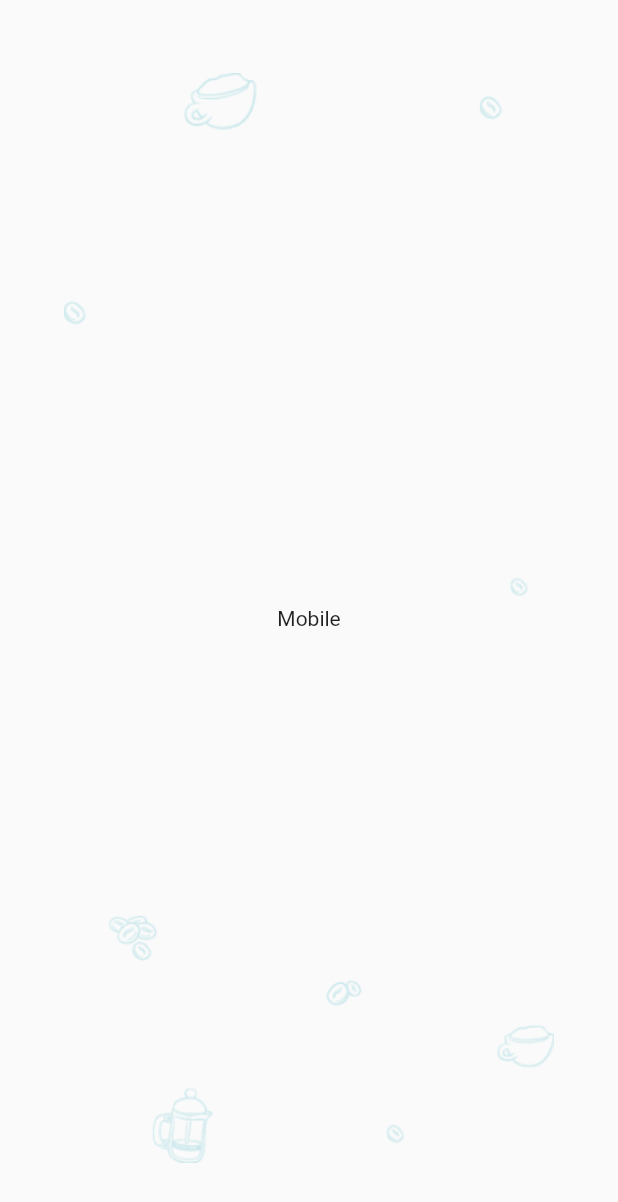
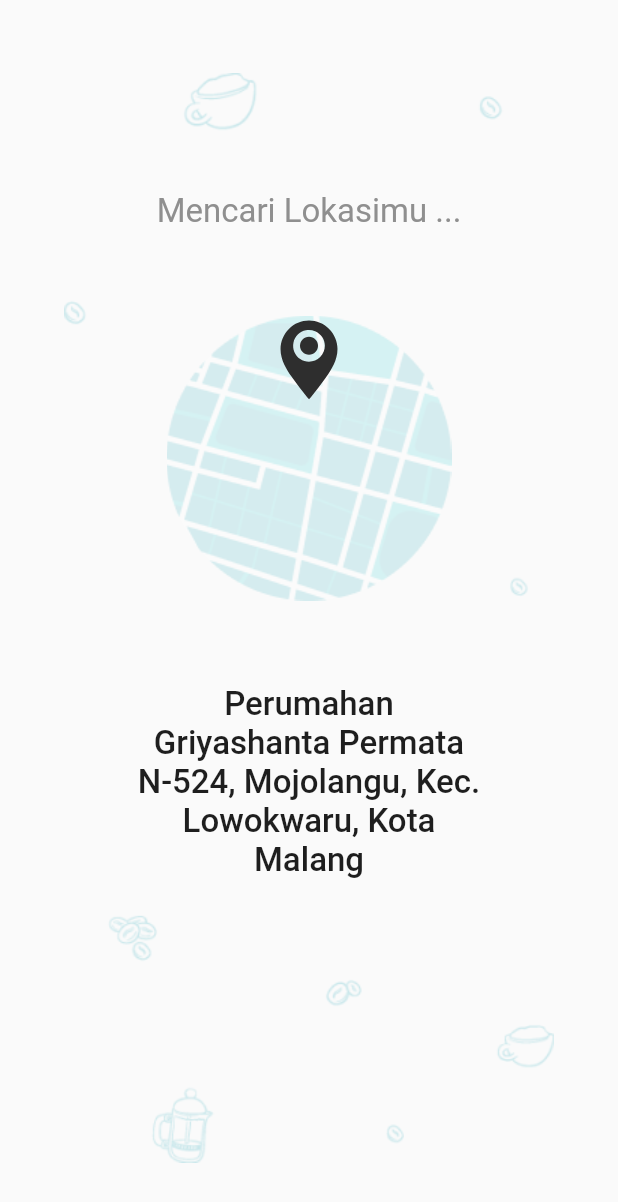
Before and after one commit to dhimas-pixel/train_venturo, a Flutter app: the LocationMobileBody screen opened directly, on a phone screen of 412 x 824 dp. Shown: the top 1202 px of the screen. Run offline on Flutter 3.47's test engine with Material 2 defaults, Android fonts, the light colour scheme and no system bars; our stand-ins replace flutter_svg, get; Roboto replaces fonts that are missing (Poppins); project files that could hold a hidden picture were left out.

Commit message:
Slicing UI Login & Location Done

```diff
--- a/lib/config/routes/mymiddleware.dart
+++ b/lib/config/routes/mymiddleware.dart
@@ -1,5 +1,6 @@
 import 'package:get/get.dart';
 import 'package:train_venturo/config/routes/name_routes.dart';
+import 'package:train_venturo/modules/features/home/view/ui/home_view.dart';
 import 'package:train_venturo/modules/features/login/view/ui/login_view.dart';
 
 import '../../modules/features/location/view/ui/location_view.dart';
@@ -17,6 +18,12 @@ appRoutes() => [
         transition: Transition.leftToRightWithFade,
         transitionDuration: const Duration(milliseconds: 500),
       ),
+      GetPage(
+        name: AppRoutes.homeView,
+        page: () => const HomeView(),
+        transition: Transition.leftToRightWithFade,
+        transitionDuration: const Duration(milliseconds: 500),
+      ),
     ];
 
 // class MyMiddelware extends GetMiddleware {
--- a/lib/config/routes/name_routes.dart
+++ b/lib/config/routes/name_routes.dart
@@ -1,4 +1,5 @@
 class AppRoutes {
   static const String loginView = '/login';
   static const String locationView = '/location';
+  static const String homeView = '/home';
 }
--- /dev/null
+++ b/lib/constant/common/media_query.dart
@@ -0,0 +1,15 @@
+import 'package:flutter/material.dart';
+
+Size displaySized(BuildContext context) {
+  return MediaQuery.of(context).size;
+}
+
+double heightSized(BuildContext context) {
+  // debugPrint('Height = ${displaySized(context).height}');
+  return displaySized(context).height;
+}
+
+double widthSized(BuildContext context) {
+  // debugPrint('Width = ${displaySized(context).height}');
+  return displaySized(context).width;
+}
--- /dev/null
+++ b/lib/modules/features/home/view/ui/home_mobile_body.dart
@@ -0,0 +1,14 @@
+import 'package:flutter/material.dart';
+
+class HomeMobileBody extends StatelessWidget {
+  const HomeMobileBody({Key? key}) : super(key: key);
+
+  @override
+  Widget build(BuildContext context) {
+    return Scaffold(
+      appBar: AppBar(
+        title: TextField(),
+      ),
+    );
+  }
+}
--- /dev/null
+++ b/lib/modules/features/home/view/ui/home_tablet_body.dart
@@ -0,0 +1,12 @@
+import 'package:flutter/material.dart';
+
+class HomeTabletBody extends StatelessWidget {
+  const HomeTabletBody({Key? key}) : super(key: key);
+
+  @override
+  Widget build(BuildContext context) {
+    return const Center(
+      child: Text("Tablet"),
+    );
+  }
+}
--- /dev/null
+++ b/lib/modules/features/home/view/ui/home_view.dart
@@ -0,0 +1,18 @@
+import 'package:flutter/material.dart';
+import 'package:train_venturo/modules/features/home/view/ui/home_mobile_body.dart';
+import 'package:train_venturo/modules/features/home/view/ui/home_tablet_body.dart';
+import 'package:train_venturo/shared/customs/responsive_layout.dart';
+
+class HomeView extends StatelessWidget {
+  const HomeView({Key? key}) : super(key: key);
+
+  @override
+  Widget build(BuildContext context) {
+    return const Scaffold(
+      body: ResponsiveLayout(
+        mobileBody: HomeMobileBody(),
+        tabletBody: HomeTabletBody(),
+      ),
+    );
+  }
+}
--- a/lib/modules/features/location/view/components/background.dart
+++ b/lib/modules/features/location/view/components/background.dart
@@ -1,4 +1,5 @@
 import 'package:flutter/material.dart';
+import 'package:train_venturo/constant/common/media_query.dart';
 
 class Background extends StatelessWidget {
   final Widget child;
@@ -9,9 +10,8 @@ class Background extends StatelessWidget {
 
   @override
   Widget build(BuildContext context) {
-    Size size = MediaQuery.of(context).size;
     return SizedBox(
-      height: size.height,
+      height: heightSized(context),
       width: double.infinity,
       child: Stack(
         alignment: Alignment.center,
@@ -22,7 +22,10 @@ class Background extends StatelessWidget {
               scale: 1.1,
             ),
           ),
-          child,
+          Positioned(
+            top: 100,
+            child: child,
+          ),
         ],
       ),
     );
--- a/lib/modules/features/location/view/ui/location_mobile_body.dart
+++ b/lib/modules/features/location/view/ui/location_mobile_body.dart
@@ -1,15 +1,63 @@
 import 'package:flutter/material.dart';
+import 'package:flutter_svg/flutter_svg.dart';
+import 'package:get/get.dart';
+import 'package:train_venturo/config/routes/name_routes.dart';
+import 'package:train_venturo/config/themes/color.dart';
+import 'package:train_venturo/constant/common/media_query.dart';
 import 'package:train_venturo/modules/features/location/view/components/background.dart';
+import 'package:train_venturo/shared/customs/primary_text_style.dart';
+
+import '../../../../../shared/widgets/fade_animation.dart';
+import '../../../../../shared/widgets/scale_animation.dart';
 
 class LocationMobileBody extends StatelessWidget {
   const LocationMobileBody({Key? key}) : super(key: key);
 
   @override
   Widget build(BuildContext context) {
-    return const SafeArea(
+    return SafeArea(
       child: Scaffold(
         body: Background(
-          child: Text("Mobile"),
+          child: Container(
+            height: heightSized(context) / 1.6,
+            color: Colors.transparent,
+            child: Column(
+              mainAxisAlignment: MainAxisAlignment.spaceAround,
+              children: [
+                const FadeAnimation(
+                  child: PrimaryTextStyle(
+                    size: 22,
+                    content: "Mencari Lokasimu ...",
+                    color: kGreyColor,
+                  ),
+                ),
+                Stack(
+                  alignment: Alignment.topCenter,
+                  children: [
+                    FadeAnimation(
+                      child: Image.asset("assets/images/img_map.png"),
+                    ),
+                    ScaleAnimations(
+                      child: SvgPicture.asset("assets/svg/ic_map.svg"),
+                    ),
+                  ],
+                ),
+                GestureDetector(
+                  onTap: () => Get.offAllNamed(AppRoutes.homeView),
+                  child: SizedBox(
+                    width: widthSized(context) / 1.8,
+                    child: const PrimaryTextStyle(
+                      size: 22,
+                      content:
+                          "Perumahan Griyashanta Permata N-524, Mojolangu, Kec. Lowokwaru, Kota Malang",
+                      textAlign: TextAlign.center,
+                      fontWeight: FontWeight.w500,
+                    ),
+                  ),
+                ),
+              ],
+            ),
+          ),
         ),
       ),
     );
--- a/lib/shared/customs/primary_text_style.dart
+++ b/lib/shared/customs/primary_text_style.dart
@@ -6,18 +6,21 @@ class PrimaryTextStyle extends StatelessWidget {
   final String content;
   final FontWeight fontWeight;
   final Color color;
+  final TextAlign textAlign;
   const PrimaryTextStyle({
     Key? key,
     required this.size,
     required this.content,
     this.fontWeight = FontWeight.normal,
     this.color = kBlackPrimaryColor,
+    this.textAlign = TextAlign.start,
   }) : super(key: key);
 
   @override
   Widget build(BuildContext context) {
     return Text(
       content,
+      textAlign: textAlign,
       style: TextStyle(
         fontSize: size,
         color: color,
--- /dev/null
+++ b/lib/shared/widgets/fade_animation.dart
@@ -0,0 +1,44 @@
+import 'package:flutter/material.dart';
+
+class FadeAnimation extends StatefulWidget {
+  final Widget child;
+  const FadeAnimation({Key? key, required this.child}) : super(key: key);
+
+  @override
+  State<FadeAnimation> createState() => _FadeAnimationState();
+}
+
+class _FadeAnimationState extends State<FadeAnimation>
+    with TickerProviderStateMixin {
+  AnimationController? _controller;
+  Animation<double>? _opacity;
+
+  @override
+  void initState() {
+    _controller = AnimationController(
+      vsync: this,
+      duration: const Duration(seconds: 1),
+    )..forward();
+
+    _opacity = CurvedAnimation(
+      parent: _controller!,
+      curve: Curves.easeIn,
+    );
+
+    super.initState();
+  }
+
+  @override
+  Widget build(BuildContext context) {
+    return FadeTransition(
+      opacity: _opacity!,
+      child: widget.child,
+    );
+  }
+
+  @override
+  void dispose() {
+    _controller!.dispose();
+    super.dispose();
+  }
+}
--- /dev/null
+++ b/lib/shared/widgets/scale_animation.dart
@@ -0,0 +1,48 @@
+import 'package:flutter/material.dart';
+
+class ScaleAnimations extends StatefulWidget {
+  final Widget child;
+  const ScaleAnimations({Key? key, required this.child}) : super(key: key);
+
+  @override
+  State<ScaleAnimations> createState() => _ScaleAnimationsState();
+}
+
+class _ScaleAnimationsState extends State<ScaleAnimations>
+    with TickerProviderStateMixin {
+  late final AnimationController _controller = AnimationController(
+    duration: const Duration(seconds: 1),
+    vsync: this,
+  );
+
+  late final Animation<double> _animation = CurvedAnimation(
+    parent: _controller,
+    curve: Curves.fastOutSlowIn,
+  );
+
+  @override
+  void initState() {
+    repeatOnce();
+    super.initState();
+  }
+
+  void repeatOnce() async {
+    await _controller.forward();
+    _controller.stop();
+  }
+
+  @override
+  Widget build(BuildContext context) {
+    return ScaleTransition(
+      scale: _animation,
+      alignment: Alignment.center,
+      child: widget.child,
+    );
+  }
+
+  @override
+  void dispose() {
+    _controller.dispose();
+    super.dispose();
+  }
+}
```
Also changed, not shown: assets/svg/bg_promo.svg (added).
